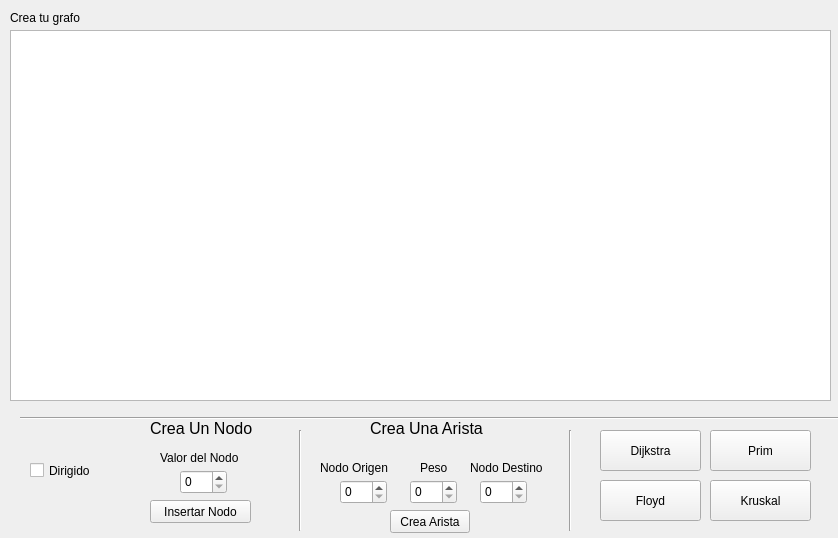
lisaula/Proyecto_ED_Grafos, file grafograph.ui: the form before one commit.
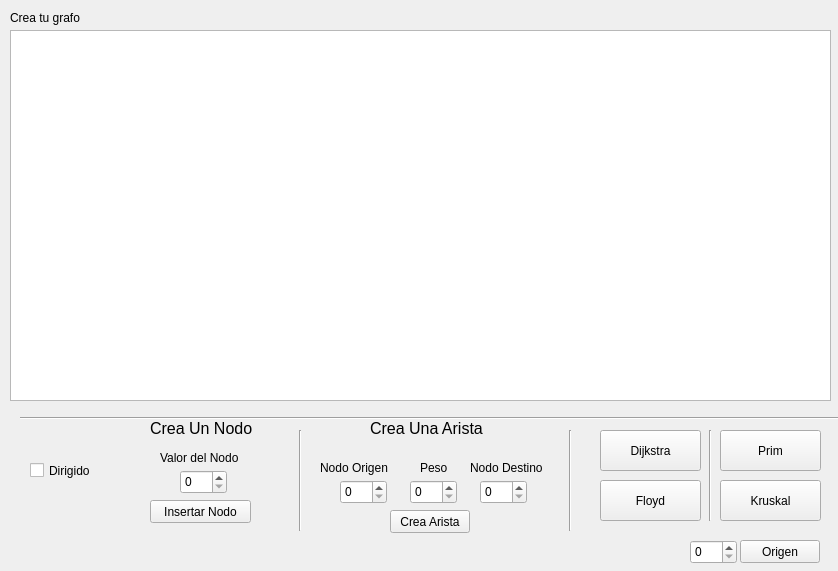
The form after the commit.

The edit to the form file:
```diff
--- a/grafograph.ui
+++ b/grafograph.ui
@@ -7,7 +7,7 @@
     <x>0</x>
     <y>0</y>
     <width>838</width>
-    <height>538</height>
+    <height>571</height>
    </rect>
   </property>
   <property name="windowTitle">
@@ -232,7 +232,7 @@
   <widget class="QPushButton" name="Prim">
    <property name="geometry">
     <rect>
-     <x>710</x>
+     <x>720</x>
      <y>430</y>
      <width>101</width>
      <height>41</height>
@@ -245,7 +245,7 @@
   <widget class="QPushButton" name="Kruskal">
    <property name="geometry">
     <rect>
-     <x>710</x>
+     <x>720</x>
      <y>480</y>
      <width>101</width>
      <height>41</height>
@@ -294,6 +294,42 @@
     <string>Dirigido</string>
    </property>
   </widget>
+  <widget class="Line" name="line_4">
+   <property name="geometry">
+    <rect>
+     <x>700</x>
+     <y>430</y>
+     <width>20</width>
+     <height>91</height>
+    </rect>
+   </property>
+   <property name="orientation">
+    <enum>Qt::Vertical</enum>
+   </property>
+  </widget>
+  <widget class="QSpinBox" name="init">
+   <property name="geometry">
+    <rect>
+     <x>690</x>
+     <y>540</y>
+     <width>47</width>
+     <height>24</height>
+    </rect>
+   </property>
+  </widget>
+  <widget class="QPushButton" name="origen">
+   <property name="geometry">
+    <rect>
+     <x>740</x>
+     <y>540</y>
+     <width>80</width>
+     <height>23</height>
+    </rect>
+   </property>
+   <property name="text">
+    <string>Origen</string>
+   </property>
+  </widget>
  </widget>
  <resources/>
  <connections/>
```
